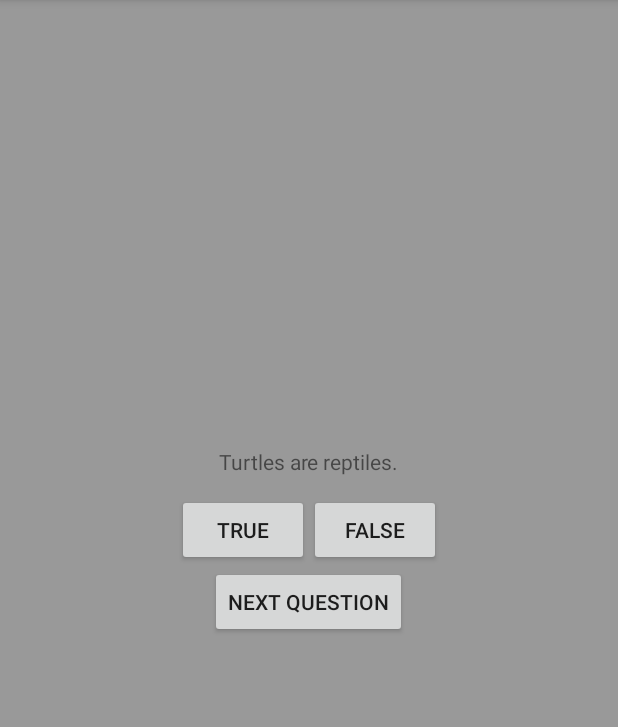
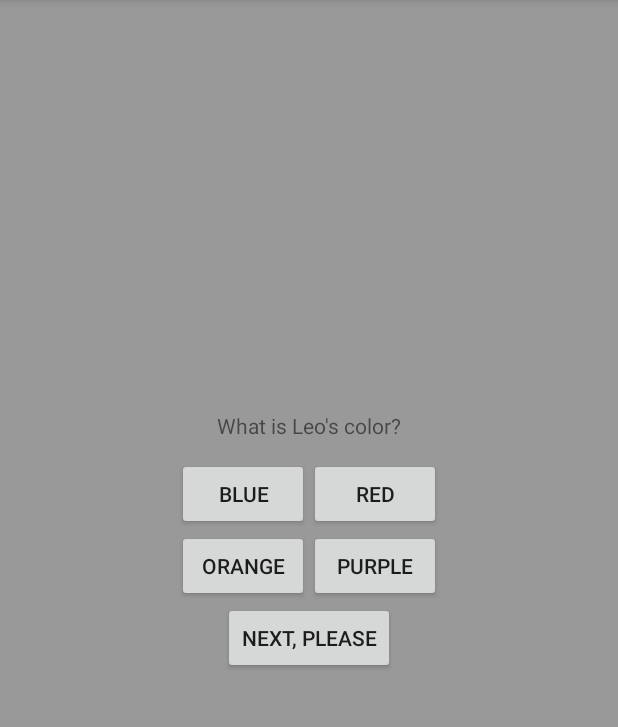
Before and after one commit to 0victor0/tmnt_quiz, an Android app: the screen it shows after launch (QuizActivity), in the options menu, after a tap on "There are no extra settings to love!", on a phone screen of 412 x 824 dp, the part 84-811 px from its top. Run offline under Robolectric (Android 15) with nearby library versions, the phone set to English and light mode, and no system bars.

Commit message:
Initial commit of dev branch, turning app from T/F quiz with four questions, to quiz with four fields and four questions.

```diff
--- a/app/src/main/java/none/laforge/tmntquiz/Question.java
+++ b/app/src/main/java/none/laforge/tmntquiz/Question.java
@@ -6,24 +6,24 @@ package none.laforge.tmntquiz;
 
 public class Question {
 
-    private int mTextResId;         // member variable, hence the m
-    private boolean mAnswerTrue;    // member variable, hence the m
+    private int mTextResId;     // member variable, hence the m
+    private String mAnswerTrue;    // member variable, hence the m
 
-    public Question(int textResId, boolean answerTrue) {
+    public Question(int textResId, String answerTrue) {
         mTextResId = textResId;
         mAnswerTrue = answerTrue;
     }
 
-    public boolean isAnswerTrue() {                     //getter
+    public String isAnswerTrue() {                      //getter
         return mAnswerTrue;
     }
-    public int getTextResId() {                         //getter
+    public int getTextResId() {                      //getter
         return mTextResId;
     }
-    public void setTextResId(int textResId) {           //setter
+    public void setTextResId(int textResId) {        //setter
         mTextResId = textResId;
     }
-    public void setAnswerTrue(boolean answerTrue) {     //setter
+    public void setAnswerTrue(String answerTrue) {      //setter
         mAnswerTrue = answerTrue;
     }
 
--- a/app/src/main/java/none/laforge/tmntquiz/QuizActivity.java
+++ b/app/src/main/java/none/laforge/tmntquiz/QuizActivity.java
@@ -16,16 +16,18 @@ import android.widget.Toast;
 
 public class QuizActivity extends AppCompatActivity {
 
-    private Button mTrueButton;
-    private Button mFalseButton;
+    private Button mBlueButton;
+    private Button mRedButton;
+    private Button mOrangeButton;
+    private Button mPurpleButton;
     private Button mNextButton;             //Create variable for next button
     private TextView mQuestionTextView;     // Create variables for textView
 
     private Question[] mQuestionBank = new Question[] {     // Create question bank
-            new Question(R.string.question_01, true),
-            new Question(R.string.question_02, false),
-            new Question(R.string.question_03, false),
-            new Question(R.string.question_04, true),
+            new Question(R.string.question_01, "blue"),
+            new Question(R.string.question_02, "red"),
+            new Question(R.string.question_03, "orange"),
+            new Question(R.string.question_04, "purple"),
     };
 
     private int mCurrentIndex = 0;
@@ -35,8 +37,8 @@ public class QuizActivity extends AppCompatActivity {
         mQuestionTextView.setText(question);
     }
 
-    private void checkAnswer(boolean userInput) {                           // Method to check
-        boolean answerIsTrue = mQuestionBank[mCurrentIndex].isAnswerTrue(); // answers
+    private void checkAnswer(String userInput) {                           // Method to check
+        String answerIsTrue = mQuestionBank[mCurrentIndex].isAnswerTrue(); // answers
         int messageResId = 0;                                               //
         if (userInput == answerIsTrue) {                                    //
             messageResId = R.string.correct_toast;                          //
@@ -44,6 +46,7 @@ public class QuizActivity extends AppCompatActivity {
             messageResId = R.string.incorrect_toast;                        //
         }                                                                   //
         Toast.makeText(this, messageResId, Toast.LENGTH_SHORT).show();      //
+
     }
 
     @Override
@@ -56,28 +59,54 @@ public class QuizActivity extends AppCompatActivity {
         //int question = mQuestionBank[mCurrentIndex].getTextResId();           // textView for
         //mQuestionTextView.setText(question);                                  // questions
 
-        mTrueButton     = (Button) findViewById(R.id.true_button);
-        mTrueButton.setOnClickListener(new View.OnClickListener() {     //listener implemented as
+        mBlueButton     = (Button) findViewById(R.id.blue_button);
+        mBlueButton.setOnClickListener(new View.OnClickListener() {     //listener implemented as
             @Override                                                   //anonymous inner class
             //Listener requires onClick(View)
             public void onClick(View v) {
                 //Toast.makeText(QuizActivity.this,                     // implement private method
                 //        R.string.correct_toast,                       //
                 //        Toast.LENGTH_SHORT).show();                   //
-                checkAnswer(true);
+                checkAnswer("blue");
             }
         });
 
-        mFalseButton    = (Button) findViewById(R.id.false_button);
-        mFalseButton.setOnClickListener(new View.OnClickListener() {
-            @Override
+        mRedButton     = (Button) findViewById(R.id.red_button);
+        mRedButton.setOnClickListener(new View.OnClickListener() {     //listener implemented as
+            @Override                                                   //anonymous inner class
+            //Listener requires onClick(View)
             public void onClick(View v) {
-                //Toast.makeText(QuizActivity.this,                        // implement private
-                //        R.string.incorrect_toast,                        // method
-                //        Toast.LENGTH_SHORT).show();                      //
-                checkAnswer(false);
+                //Toast.makeText(QuizActivity.this,                     // implement private method
+                //        R.string.correct_toast,                       //
+                //        Toast.LENGTH_SHORT).show();                   //
+                checkAnswer("red");
             }
         });
+
+        mOrangeButton     = (Button) findViewById(R.id.orange_button);
+        mOrangeButton.setOnClickListener(new View.OnClickListener() {     //listener implemented as
+            @Override                                                   //anonymous inner class
+            //Listener requires onClick(View)
+            public void onClick(View v) {
+                //Toast.makeText(QuizActivity.this,                     // implement private method
+                //        R.string.correct_toast,                       //
+                //        Toast.LENGTH_SHORT).show();                   //
+                checkAnswer("orange");
+            }
+        });
+
+        mPurpleButton     = (Button) findViewById(R.id.purple_button);
+        mPurpleButton.setOnClickListener(new View.OnClickListener() {     //listener implemented as
+            @Override                                                   //anonymous inner class
+            //Listener requires onClick(View)
+            public void onClick(View v) {
+                //Toast.makeText(QuizActivity.this,                     // implement private method
+                //        R.string.correct_toast,                       //
+                //        Toast.LENGTH_SHORT).show();                   //
+                checkAnswer("purple");
+            }
+        });
+
 
         mNextButton     = (Button) findViewById(R.id.next_button);
         mNextButton.setOnClickListener(new View.OnClickListener() {
--- a/app/src/main/res/layout/content_quiz.xml
+++ b/app/src/main/res/layout/content_quiz.xml
@@ -43,19 +43,38 @@
 
         //Blue button
         <Button
-        android:id              ="@+id/true_button"
+            android:id              ="@+id/blue_button"
             android:layout_width    ="wrap_content"
             android:layout_height   ="wrap_content"
-        android:text            ="@string/true_button"/>
+            android:text            ="@string/blue_button"/>
 
         //Red button
         <Button
-        android:id              ="@+id/false_button"
+            android:id              ="@+id/red_button"
             android:layout_width    ="wrap_content"
             android:layout_height   ="wrap_content"
-        android:text            ="@string/false_button"/>
+            android:text            ="@string/red_button"/>
     </LinearLayout>
 
+    <LinearLayout
+        android:layout_width    ="wrap_content"
+        android:layout_height   ="wrap_content"
+        android:orientation     ="horizontal">
+
+        //Orange button
+        <Button
+            android:id              ="@+id/orange_button"
+            android:layout_width    ="wrap_content"
+            android:layout_height   ="wrap_content"
+            android:text            ="@string/orange_button"/>
+
+        //Purple button
+        <Button
+            android:id              ="@+id/purple_button"
+            android:layout_width    ="wrap_content"
+            android:layout_height   ="wrap_content"
+            android:text            ="@string/purple_button"/>
+    </LinearLayout>
 
     //Next button
     <Button
--- a/app/src/main/res/values/strings.xml
+++ b/app/src/main/res/values/strings.xml
@@ -4,18 +4,20 @@
     <string name="display_text">This is from the strings.xml file</string>
 
 <!-- BUTTONS -->
-    <string name="true_button">True</string>
-    <string name="false_button">False</string>
-    <string name="next_button">Next question</string>
+    <string name="blue_button">Blue</string>
+    <string name="red_button">Red</string>
+    <string name="orange_button">Orange</string>
+    <string name="purple_button">Purple</string>
+    <string name="next_button">Next, please</string>
 
 <!-- TOASTS -->
-    <string name="correct_toast">Correct!</string>
-    <string name="incorrect_toast">Wrong :|</string>
+    <string name="correct_toast">Cowabunga! Totally right :D</string>
+    <string name="incorrect_toast">What are you, the foot clan? WRONG!!</string>
 
 <!-- QUESTIONS -->
-    <string name="question_01">There are four ninja turtles.</string>
-    <string name="question_02">Turtles are reptiles.</string>
-    <string name="question_03">The ninja turtles are masters of Taekwondo</string>
-    <string name="question_04">Pizza is the food that\'s sure to please.</string>
+    <string name="question_01">What is Leo\'s color?</string>
+    <string name="question_02">What is Raph\'s color?</string>
+    <string name="question_03">What is Mike\'s color?</string>
+    <string name="question_04">What is Don\'s color?</string>
 
 </resources>
```
Lines whose indentation alone changed are shown as unchanged.
